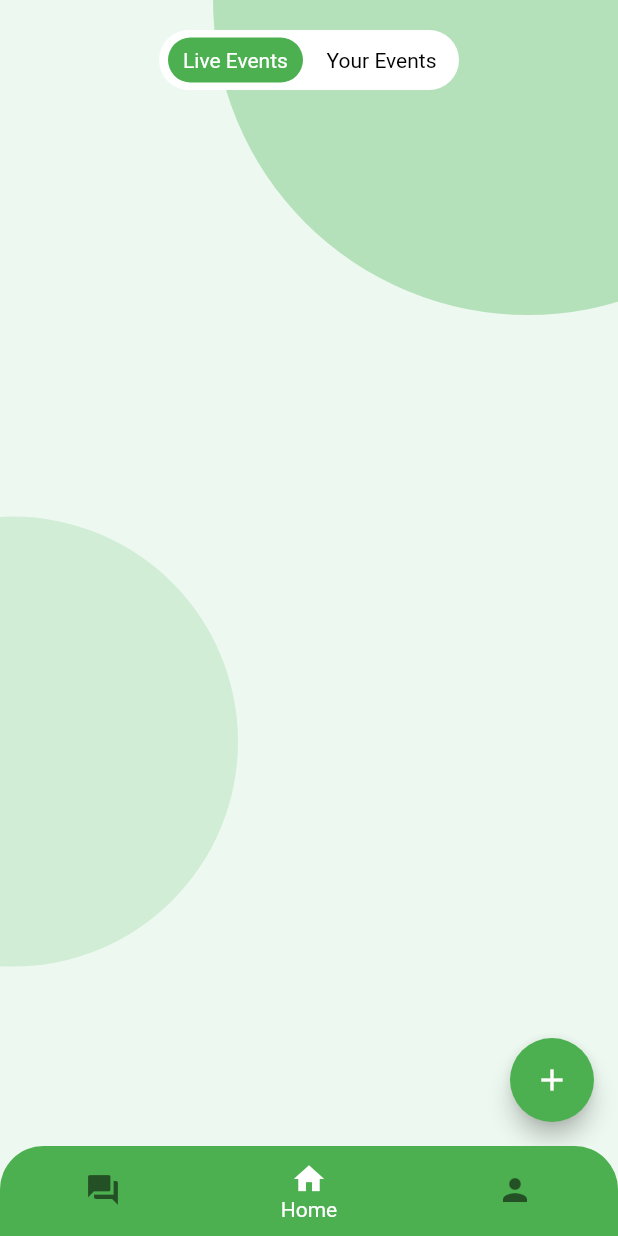
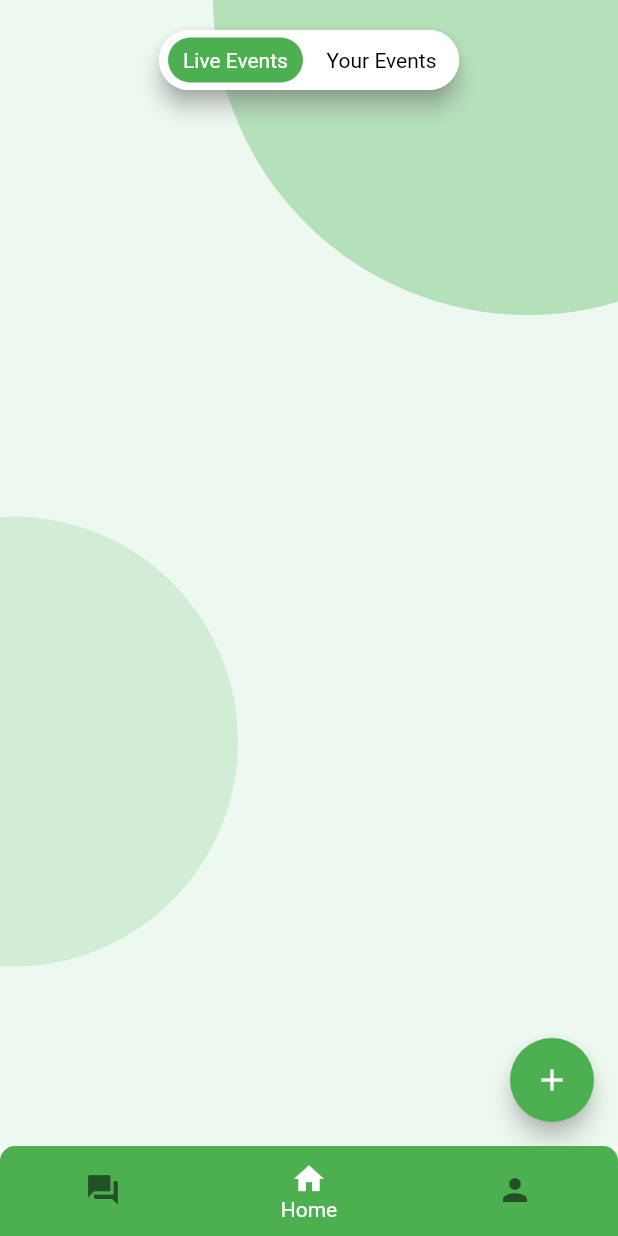
Before and after one commit to akashdeep007/hack-20, a Flutter app: the screen it shows once a user with an empty profile is signed in, on a phone screen of 412 x 824 dp. Run offline on Flutter 3.47's test engine with Material 2 defaults, Android fonts, the phone set to English and light mode, and no system bars; our stand-ins replace cloud_firestore, firebase_auth, validators; accounts and stored records are empty.

Commit message:
Added SafeAreas to Scaffolds

```diff
--- a/lib/blocs/DatabaseService.dart
+++ b/lib/blocs/DatabaseService.dart
@@ -26,6 +26,7 @@ class DatabaseService {
   List<User> _userListFromSnapshot(QuerySnapshot snapshot) {
     return snapshot.documents.map((doc) {
       return User(
+        id : doc.documentID,
           name: doc.data['name'] ?? "",
           email: doc.data['email'] ?? "",
           phone: doc.data['phone'] ?? "",
@@ -35,6 +36,7 @@ class DatabaseService {
 
   User _userFromSnapshot(DocumentSnapshot doc) {
     return User(
+        id : doc.documentID,
         name: doc.data['name'] ?? "",
         email: doc.data['email'] ?? "",
         phone: doc.data['phone'] ?? "",
--- a/lib/models/User.dart
+++ b/lib/models/User.dart
@@ -1,7 +1,8 @@
 class User {
+  final String id;
   final String name;
   final String email;
   final String phone;
   final String role;
-  User({this.name, this.email, this.phone, this.role});
+  User({this.id, this.name, this.email, this.phone, this.role});
 }
--- a/lib/pages/AuthForm.dart
+++ b/lib/pages/AuthForm.dart
@@ -29,7 +29,8 @@ class _AuthFormState extends State<AuthForm> {
 
   @override
   Widget build(BuildContext context) {
-    return Scaffold(
+    return SafeArea(
+      child: Scaffold(
         body: Container(
             child : Stack(
               children: <Widget>[
@@ -49,6 +50,7 @@ class _AuthFormState extends State<AuthForm> {
               ],
             )
         ),
+      ),
     );
   }
 }
--- a/lib/pages/Main/Home.dart
+++ b/lib/pages/Main/Home.dart
@@ -1,9 +1,9 @@
 import 'dart:ui';
-
-import 'package:intl/intl.dart';
+import 'package:firebase_auth/firebase_auth.dart';
 import 'package:flutter/material.dart';
 import 'package:provider/provider.dart';
 import 'package:the_robin_app/models/Event.dart';
+import 'package:the_robin_app/models/User.dart';
 import 'package:the_robin_app/widgets/CustomSwitcher.dart';
 import 'package:the_robin_app/widgets/Forms/EventRegister.dart';
 import 'package:the_robin_app/widgets/HomeBackdrop.dart';
@@ -16,30 +16,27 @@ class Home extends StatefulWidget {
 class _HomeState extends State<Home> {
   bool _liveEventPage = true;
 
-  void _pageChangeHandler() => setState(() => _liveEventPage = !_liveEventPage);
+  void _pageChangeHandler(bool page) => setState(() => _liveEventPage = page);
   @override
   Widget build(BuildContext context) {
+    final user = Provider.of<User>(context);
     return Scaffold(
+      resizeToAvoidBottomPadding: true,
       floatingActionButton: FloatingActionButton(
+        heroTag: "event_register",
         onPressed: () {
           Navigator.of(context).push(MaterialPageRoute(
-              builder: (context) => Scaffold(
-                    floatingActionButtonLocation:
-                        FloatingActionButtonLocation.miniStartTop,
-                    floatingActionButton: Container(
-                        margin: EdgeInsets.only(top: 108, left: 10),
-                        child: FloatingActionButton(
-                          child: Icon(Icons.arrow_back_ios),
-                          onPressed: () => Navigator.of(context).pop(),
-                        )),
+              builder: (context) => SafeArea(
+                child: Scaffold(
                       body: Stack(children: <Widget>[
                         CustomPaint(
                           painter: HomeBackdrop(),
                           child: Container(),
                         ),
                         Container(color: Colors.greenAccent[100].withOpacity(.2),),
-                      EventRegister()
+                        EventRegister(user: user,)
                       ]),
+                    ),
               )));
         },
         child: Icon(Icons.add),
@@ -54,29 +51,41 @@ class _HomeState extends State<Home> {
             ),
           ),
           LayoutBuilder(
-            builder: (context, constraints) => SingleChildScrollView(
-              child: ConstrainedBox(
+            builder: (context, constraints) => ConstrainedBox(
               constraints: BoxConstraints(minHeight: constraints.maxHeight),
-                child: Column(children: <Widget>[
-                  CustomSwitcher(
+              child: Stack(children: <Widget>[
+                Consumer<List<Event>>(builder: (context, value, _) {
+                  return value != null
+                      ? SingleChildScrollView(
+                        child: Container(
+
+                            margin: EdgeInsets.only(left: 10, right: 10, top: 100),
+                            child: ListView.builder(
+                              physics: NeverScrollableScrollPhysics(),
+                                shrinkWrap: true,
+                                itemCount: value.length,
+                                itemBuilder: (context, index) {
+//                                  print(value[index].addedby);
+//                                  print("Curr " + user.id.toString());
+                                  if(!_liveEventPage){
+                                    if(value[index].addedby != user.id.toString()){
+                                      return Container();
+                                    }
+                                  }
+                                  return EventTile(data: value[index],);
+                                }),
+                          ),
+                      )
+                      : Container();
+                }),
+                Align(
+                  alignment: Alignment.topCenter,
+                  child: CustomSwitcher(
                     liveEventPage: _liveEventPage,
                     pageChangeHandler: _pageChangeHandler,
                   ),
-                  Consumer<List<Event>>(builder: (context, value, _) {
-                    return value != null
-                        ? Container(
-                            margin: EdgeInsets.only(left: 10, right: 10),
-                            child: ListView.builder(
-                                shrinkWrap: true,
-                                itemCount: value.length,
-                                itemBuilder: (context, index) => EventTile(
-                                      data: value[index],
-                                    )),
-                          )
-                        : Container();
-                  }),
+                ),
               ]),
-              ),
             ),
           ),
         ],
--- a/lib/pages/Main/Main.dart
+++ b/lib/pages/Main/Main.dart
@@ -17,14 +17,17 @@ class _MainState extends State<Main> {
   ];
   @override
   Widget build(BuildContext context) {
-    return Scaffold(
+    return SafeArea(
+      left: false,
+      right: false,
+      child: Scaffold(
         bottomNavigationBar: Container(
-        color: Colors.greenAccent[100].withOpacity(.2),
+          color: Colors.transparent,
           height: 60,
           child: ClipRRect(
             borderRadius: BorderRadius.only(
-            topLeft: Radius.circular(29.0),
-            topRight: Radius.circular(29.0),
+              topLeft: Radius.circular(10.0),
+              topRight: Radius.circular(10.0),
             ),
             child: BottomNavigationBar(
               backgroundColor: Colors.green,
@@ -57,6 +60,7 @@ class _MainState extends State<Main> {
           duration: Duration(milliseconds: 100),
           child: Container(color : Colors.greenAccent[100].withOpacity(.2),child: pages[_selectedPage]),
         ),
+      ),
     );
   }
 }
--- a/lib/pages/Wrapper.dart
+++ b/lib/pages/Wrapper.dart
@@ -13,7 +13,7 @@ class Wrapper extends StatelessWidget {
   @override
   Widget build(BuildContext context) {
     final user = Provider.of<FirebaseUser>(context);
-//    return Scaffold(body: EventRegister());
+//    return Scaffold(body: EventRegister(user: User(),));
     return user == null ?  AuthForm(false) :
     MultiProvider(
          providers: [
--- a/lib/widgets/CustomSwitcher.dart
+++ b/lib/widgets/CustomSwitcher.dart
@@ -12,7 +12,11 @@ class CustomSwitcher extends StatelessWidget {
         margin: EdgeInsets.only(top: 20, left: 10, right: 10),
         height : 40,
         width : 200,
-        child : Stack(
+        child : Material(
+          borderRadius: BorderRadius.circular(29),
+          shadowColor: Colors.grey,
+          elevation: 6,
+          child: Stack(
               children : <Widget>[
                 Container(
                     decoration : BoxDecoration(
@@ -36,15 +40,16 @@ class CustomSwitcher extends StatelessWidget {
                 Positioned(
                   top : 12,
                   left : 16,
-                child : InkWell(onTap : pageChangeHandler, child: Text("Live Events", style: TextStyle(color: liveEventPage ? Colors.white : Colors.black),),),
+                  child : InkWell(onTap : () => pageChangeHandler(true), child: Text("Live Events", style: TextStyle(color: liveEventPage ? Colors.white : Colors.black),),),
                 ),
                 Positioned(
                   top : 12,
                   right: 15,
-                child : InkWell(onTap : pageChangeHandler, child:  Text("Your Events", style: TextStyle(color: liveEventPage ? Colors.black : Colors.white)),),
+                  child : InkWell(onTap : () => pageChangeHandler(false), child:  Text("Your Events", style: TextStyle(color: liveEventPage ? Colors.black : Colors.white)),),
                 ),
 
               ]
+          ),
         )
     );
   }
```
Also changed, not shown: lib/blocs/EventService.dart (+7 -8 lines), lib/widgets/Forms/CustomDropdown.dart (added, +38 -0 lines), lib/widgets/Forms/EventRegister.dart (+107 -38 lines). Lines whose indentation alone changed are shown as unchanged.
